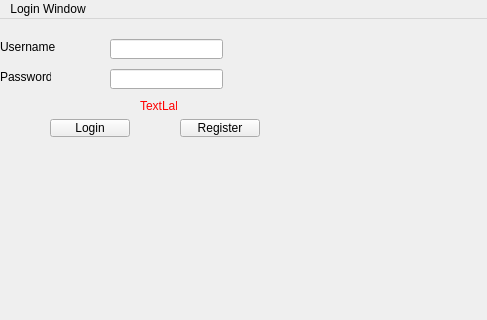
Before: the Qt Designer form loginwindow.ui in joshuamakar/assignment_ahmed_joshua-, drawn with Qt 5; both pictures show x 0 to 487 and y 0 to 320 of the 800 by 600 pixel window.
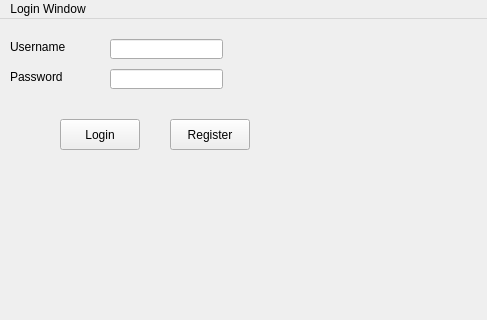
After: the same form once the commit is applied.

What changed in the file:
```diff
--- a/loginwindow.ui
+++ b/loginwindow.ui
@@ -27,7 +27,7 @@
    <widget class="QLabel" name="label_username">
     <property name="geometry">
      <rect>
-      <x>0</x>
+      <x>10</x>
       <y>20</y>
       <width>61</width>
       <height>16</height>
@@ -40,9 +40,9 @@
    <widget class="QLabel" name="label_password">
     <property name="geometry">
      <rect>
-      <x>0</x>
+      <x>10</x>
       <y>50</y>
-      <width>51</width>
+      <width>61</width>
       <height>16</height>
      </rect>
     </property>
@@ -53,10 +53,10 @@
    <widget class="QPushButton" name="pushButton_login">
     <property name="geometry">
      <rect>
-      <x>50</x>
+      <x>60</x>
       <y>100</y>
       <width>80</width>
-      <height>18</height>
+      <height>31</height>
      </rect>
     </property>
     <property name="text">
@@ -66,10 +66,10 @@
    <widget class="QPushButton" name="pushButton_register">
     <property name="geometry">
      <rect>
-      <x>180</x>
+      <x>170</x>
       <y>100</y>
       <width>80</width>
-      <height>18</height>
+      <height>31</height>
      </rect>
     </property>
     <property name="text">
@@ -79,14 +79,14 @@
    <widget class="QLabel" name="label_message">
     <property name="geometry">
      <rect>
-      <x>140</x>
-      <y>80</y>
+      <x>290</x>
+      <y>70</y>
       <width>37</width>
       <height>12</height>
      </rect>
     </property>
     <property name="text">
-     <string>&lt;html&gt;&lt;head/&gt;&lt;body&gt;&lt;p&gt;&lt;span style=&quot; color:#ff0000;&quot;&gt;TextLabel&lt;/span&gt;&lt;/p&gt;&lt;/body&gt;&lt;/html&gt;</string>
+     <string>&lt;html&gt;&lt;head/&gt;&lt;body&gt;&lt;p&gt;&lt;br/&gt;&lt;/p&gt;&lt;/body&gt;&lt;/html&gt;</string>
     </property>
    </widget>
    <widget class="QLineEdit" name="lineEdit_password">
```
Left out of the diff: 15 changed lines with no effect on the pictures.
